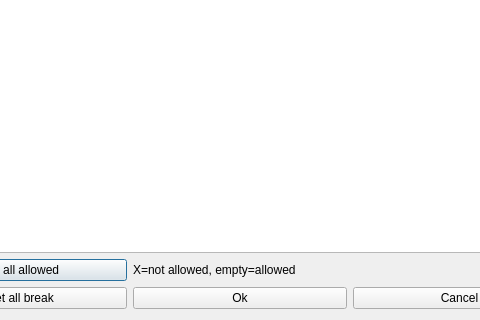
Above: fet/src/interface/modifyconstraintbreaktimesform_template.ui from vonmecheln/fet before the change; both pictures show x 97 to 577 and y 243 to 563 of the 674 by 563 pixel window. Below: the same form after it.
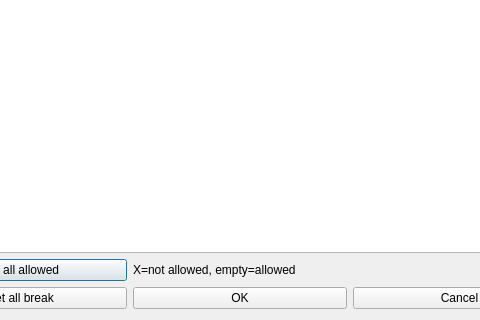
That is the form after the change.

The edit to the form file:
```diff
--- a/fet/src/interface/modifyconstraintbreaktimesform_template.ui
+++ b/fet/src/interface/modifyconstraintbreaktimesform_template.ui
@@ -86,7 +86,7 @@
      <item row="1" column="1">
       <widget class="QPushButton" name="okPushButton">
        <property name="text">
-        <string>Ok</string>
+        <string>OK</string>
        </property>
       </widget>
      </item>
```
